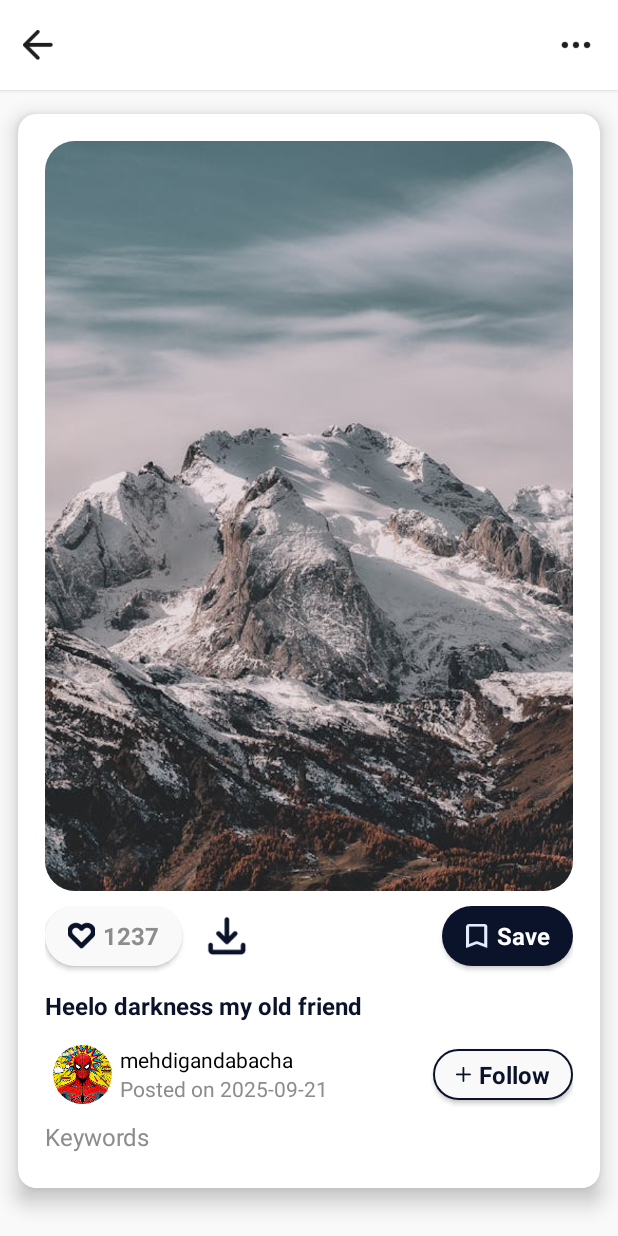
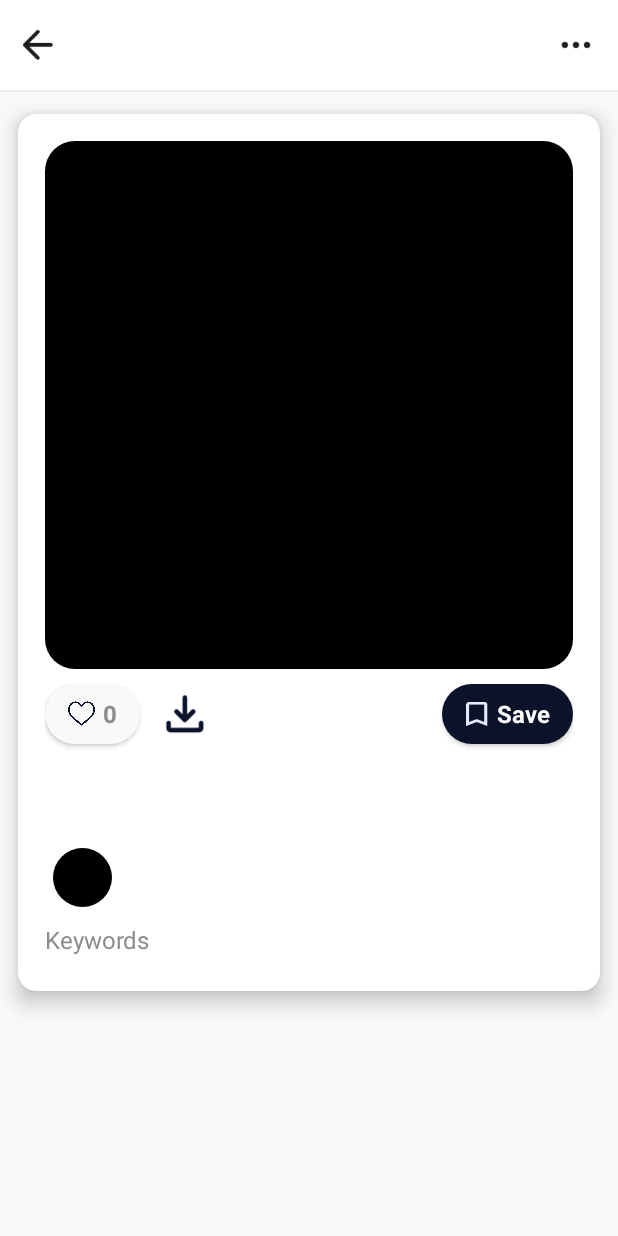
Before and after one commit to MishalFatima09/moodly, an Android app: the layout activity_pin_details.xml on its own in the app's theme, with its tools: preview values and no code run, on a phone screen of 412 x 824 dp. Run offline under Robolectric (Android 15) with nearby library versions, the phone set to English and light mode, and no system bars.

Commit message:
Added pin details (Missing: save to board, edit pin, send fcm notif)

```diff
--- a/app/src/main/java/com/moodly/moodly/ADAPTER_Pin.kt
+++ b/app/src/main/java/com/moodly/moodly/ADAPTER_Pin.kt
@@ -53,6 +53,8 @@ class ADAPTER_Pin(private val pins: List<DATA_Pin>) :
         holder.itemView.setOnClickListener {
             val intent = Intent(context, PinDetails::class.java)
             intent.putExtra("pin_id", pin.pinId)
+            intent.putExtra("image_url", pin.imageUrl)
+            intent.putExtra("aspect_ratio", pin.aspectRatio)
             context.startActivity(intent)
         }
     }
--- a/app/src/main/res/layout/activity_pin_details.xml
+++ b/app/src/main/res/layout/activity_pin_details.xml
@@ -74,7 +74,7 @@
                             android:layout_height="wrap_content"
                             android:scaleType="centerCrop"
                             android:adjustViewBounds="true"
-                            android:src="@drawable/placeholder_image_6"
+                            android:src="@color/black"
                             android:maxHeight="500dp"
                             />
                     </com.google.android.material.card.MaterialCardView>
@@ -95,6 +95,7 @@
                             android:orientation="horizontal"
                             >
                             <ImageView
+                                android:id="@+id/like_icon"
                                 android:layout_width="18dp"
                                 android:layout_height="18dp"
                                 android:src="@drawable/icon_heart"
@@ -104,9 +105,10 @@
                                 android:layout_marginEnd="5dp"
                                 />
                             <TextView
+                                android:id="@+id/tv_like_count"
                                 android:layout_width="wrap_content"
                                 android:layout_height="wrap_content"
-                                android:text="1237"
+                                android:text="0"
                                 android:textColor="@color/grey"
                                 android:textStyle="bold"
                                 android:layout_gravity="center_vertical"
@@ -158,12 +160,19 @@
                     <TextView
                         android:layout_width="wrap_content"
                         android:layout_height="wrap_content"
-                        android:id="@+id/tv_caption"
-                        android:text="Heelo darkness my old friend"
-                        android:layout_marginVertical="10dp"
+                        android:id="@+id/tv_title"
+                        android:layout_marginTop="10dp"
                         android:textStyle="bold"
                         android:textSize="16sp"
                         android:textColor="@color/blue"
+                        />
+                    <TextView
+                        android:layout_width="wrap_content"
+                        android:layout_height="wrap_content"
+                        android:id="@+id/tv_description"
+                        android:textSize="12sp"
+                        android:textColor="@color/grey"
+                        android:layout_marginBottom="10dp"
                         />
                     <RelativeLayout
                         android:layout_width="match_parent"
@@ -174,7 +183,7 @@
                             android:id="@+id/user_pfp"
                             android:layout_width="50dp"
                             android:layout_height="match_parent"
-                            android:src="@drawable/placeholder_image_2"
+                            android:src="@color/black"
                             android:padding="5dp"
                             />
                         <RelativeLayout
@@ -187,7 +196,6 @@
                                 android:id="@+id/tv_username"
                                 android:layout_width="wrap_content"
                                 android:layout_height="wrap_content"
-                                android:text="mehdigandabacha"
                                 android:textColor="@color/black"
                                 />
                             <TextView
@@ -195,41 +203,9 @@
                                 android:layout_width="wrap_content"
                                 android:layout_height="wrap_content"
                                 android:layout_below="@id/tv_username"
-                                android:text="Posted on 2025-09-21"
                                 android:textColor="@color/grey"
                                 />
                         </RelativeLayout>
-                        <LinearLayout
-                            android:id="@+id/btn_follow"
-                            android:layout_width="wrap_content"
-                            android:layout_height="match_parent"
-                            android:layout_marginVertical="8dp"
-                            android:background="@drawable/rounded_sides_light_grey_bg_blue_stroke"
-                            android:layout_alignParentEnd="true"
-                            android:elevation="2dp"
-                            android:orientation="horizontal"
-                            >
-                            <ImageView
-                                android:layout_width="10dp"
-                                android:layout_height="10dp"
-                                android:src="@drawable/icon_plus"
-                                app:tint="@color/blue"
-                                android:layout_gravity="center_vertical"
-                                android:layout_marginStart="15dp"
-                                android:layout_marginEnd="5dp"
-                                />
-                            <TextView
-                                android:layout_width="wrap_content"
-                                android:layout_height="wrap_content"
-                                android:text="@string/follow"
-                                android:textColor="@color/blue"
-                                android:textStyle="bold"
-                                android:layout_gravity="center_vertical"
-                                android:layout_marginEnd="15dp"
-                                android:textSize="16sp"
-                                />
-                        </LinearLayout>
-
                     </RelativeLayout>
                     <TextView
                         android:id="@+id/tv_keywords"
```
Also changed, not shown: app/src/main/java/com/moodly/moodly/PinDetails.kt (+292 -21 lines), app/src/main/res/drawable/icon_heart.png.
